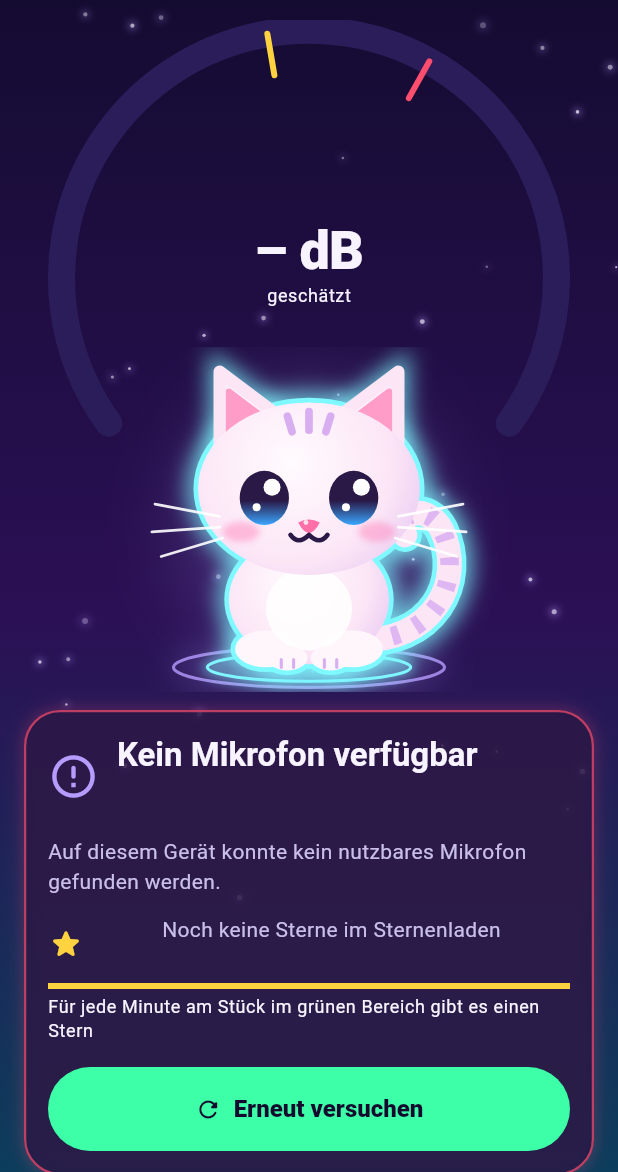
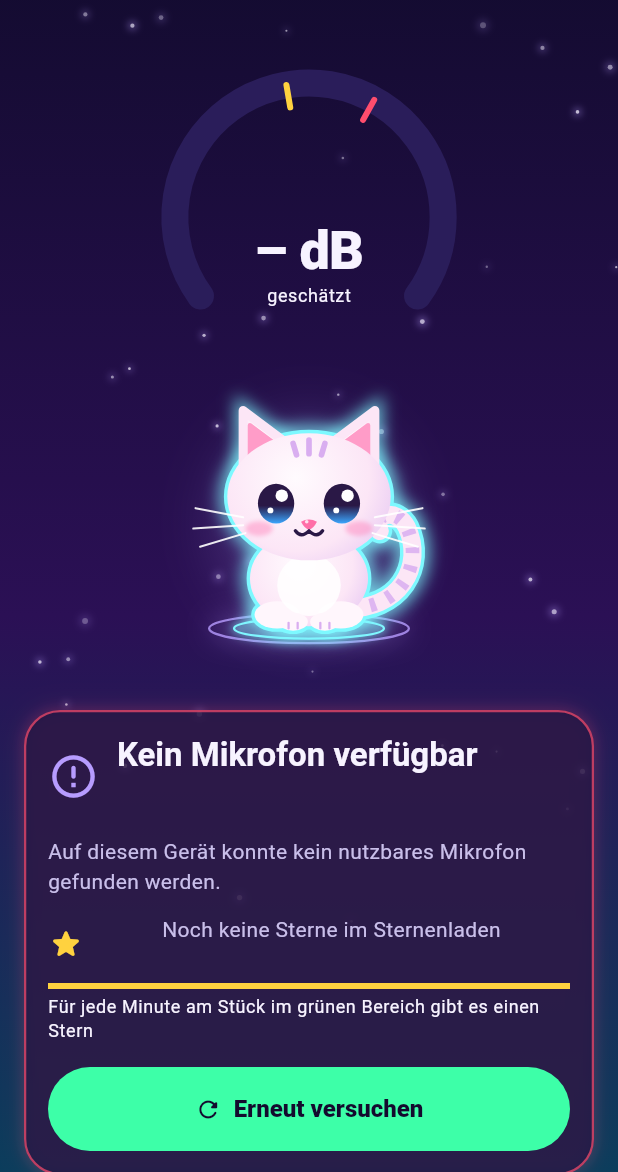
Before and after one commit to marcelpetrick/Raumfreund, a Flutter app: the screen it shows after launch, after a tap on "Messung starten", on a phone screen of 412 x 824 dp, the part 64-1236 px from its top. Run offline on Flutter 3.47's test engine with Material 3 defaults, Android fonts, the light colour scheme and no system bars; our stand-ins replace shared_preferences; missing offline and left inert: analyzer.

Commit message:
fix: keep monitor artwork within its canvas
Refs #8

```diff
--- a/lib/features/monitor/presentation/kitty/kitty_painter.dart
+++ b/lib/features/monitor/presentation/kitty/kitty_painter.dart
@@ -21,10 +21,13 @@ const double kKittyWakeLead = 0.25;
 /// Size of the design box Mia is drawn in (scaled to fit the canvas).
 const Size kKittyDesignSize = Size(240, 224);
 
+// The hat, animated effects and blurred stage extend beyond the design box.
+const double _scenePadding = 40;
+
 /// Vector painter of Mia the chibi kitty on her little glowing stage.
 ///
-/// Everything is drawn in a 240×224 design box that is scaled uniformly and
-/// anchored to the bottom centre. [walk] moves her to the right until she has
+/// Everything is drawn in a 240×224 design box with space for the glows,
+/// scaled uniformly and centred. [walk] moves her to the right until she has
 /// completely left the visible canvas.
 class KittyPainter extends CustomPainter {
   /// Creates the painter.
@@ -79,12 +82,12 @@ class KittyPainter extends CustomPainter {
   /// Horizontal walk offset in design units for a canvas of [size].
   static double walkOffset(Size size, double walk) {
     final scale = _scaleFor(size);
-    return walk * (size.width / 2 / scale + kKittyDesignSize.width / 2 + 20);
+    return walk * (size.width / 2 / scale + kKittyDesignSize.width / 2 + 60);
   }
 
   static double _scaleFor(Size size) => math.min(
-    size.width / kKittyDesignSize.width,
-    size.height / kKittyDesignSize.height,
+    size.width / (kKittyDesignSize.width + 2 * _scenePadding),
+    size.height / (kKittyDesignSize.height + 2 * _scenePadding),
   );
 
   @override
@@ -103,7 +106,7 @@ class KittyPainter extends CustomPainter {
       ..save()
       ..translate(
         (size.width - kKittyDesignSize.width * scale) / 2,
-        size.height - kKittyDesignSize.height * scale,
+        (size.height - kKittyDesignSize.height * scale) / 2,
       )
       ..scale(scale);
     paintStage(canvas, _shown.glowColor);
--- a/lib/features/monitor/presentation/level_gauge.dart
+++ b/lib/features/monitor/presentation/level_gauge.dart
@@ -113,10 +113,21 @@ class LevelGaugePainter extends CustomPainter {
 
   @override
   void paint(Canvas canvas, Size size) {
+    // Leave room for the broad, blurred active stroke at the top and sides.
+    final radius = math.max(
+      0.0,
+      math.min(
+        165.0,
+        math.min(
+          size.width / 2 - 34,
+          (size.height - 68) / (1 + math.sin(_start)),
+        ),
+      ),
+    );
     final rect = Rect.fromCenter(
-      center: Offset(size.width / 2, size.height * 0.78),
-      width: math.min(size.width - 28, 330),
-      height: math.min(size.width - 28, 330),
+      center: Offset(size.width / 2, 34 + radius),
+      width: radius * 2,
+      height: radius * 2,
     );
     _drawTrack(canvas, rect);
     _drawThreshold(canvas, rect, thresholds.yellowDb, AppColors.yellow);
--- a/pubspec.yaml
+++ b/pubspec.yaml
@@ -6,7 +6,7 @@ publish_to: 'none'
 
 # Semantic version + monotonic Android versionCode. Never edit by hand:
 # use tool/bump_version.sh (see AGENTS.md).
-version: 0.8.4+91
+version: 0.8.5+92
 
 environment:
   sdk: 3.13.7
```
Also changed, not shown: 3 other files.
